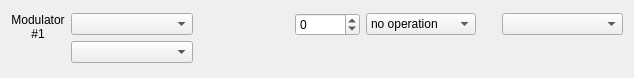
Qt form sources/editor/modulator/modulatorcell.ui (davy7125/polyphone) before a commit.
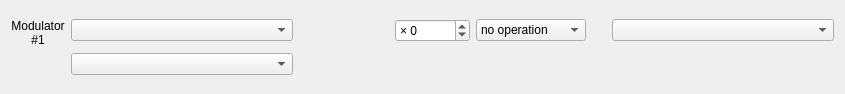
The same form after that commit. Custom widgets are drawn as their Qt base class.

Diff of the .ui file:
```diff
--- a/sources/editor/modulator/modulatorcell.ui
+++ b/sources/editor/modulator/modulatorcell.ui
@@ -6,8 +6,8 @@
    <rect>
     <x>0</x>
     <y>0</y>
-    <width>634</width>
-    <height>78</height>
+    <width>845</width>
+    <height>94</height>
    </rect>
   </property>
   <property name="windowTitle">
@@ -20,7 +20,7 @@
    <item row="0" column="2">
     <widget class="ModulatorComboSrc" name="comboSource1">
      <property name="sizePolicy">
-      <sizepolicy hsizetype="Expanding" vsizetype="Fixed">
+      <sizepolicy hsizetype="MinimumExpanding" vsizetype="Fixed">
        <horstretch>0</horstretch>
        <verstretch>0</verstretch>
       </sizepolicy>
@@ -61,14 +61,7 @@
     </widget>
    </item>
    <item row="1" column="2">
-    <widget class="ModulatorComboSrc" name="comboSource2">
-     <property name="sizePolicy">
-      <sizepolicy hsizetype="Expanding" vsizetype="Fixed">
-       <horstretch>0</horstretch>
-       <verstretch>0</verstretch>
-      </sizepolicy>
-     </property>
-    </widget>
+    <widget class="ModulatorComboSrc" name="comboSource2"/>
    </item>
    <item row="1" column="3">
     <spacer name="horizontalSpacer">
@@ -87,7 +80,16 @@
     </spacer>
    </item>
    <item row="0" column="6">
-    <widget class="SpinBoxMultiply" name="spinAmount">
+    <widget class="QSpinBox" name="spinAmount">
+     <property name="sizePolicy">
+      <sizepolicy hsizetype="Minimum" vsizetype="Preferred">
+       <horstretch>0</horstretch>
+       <verstretch>0</verstretch>
+      </sizepolicy>
+     </property>
+     <property name="prefix">
+      <string notr="true">× </string>
+     </property>
      <property name="minimum">
       <number>-32768</number>
      </property>
@@ -197,11 +199,6 @@
    <extends>QComboBox</extends>
    <header>modulatorcombodest.h</header>
   </customwidget>
-  <customwidget>
-   <class>SpinBoxMultiply</class>
-   <extends>QSpinBox</extends>
-   <header>spinboxmultiply.h</header>
-  </customwidget>
  </customwidgets>
  <tabstops>
   <tabstop>comboSource1</tabstop>
```
